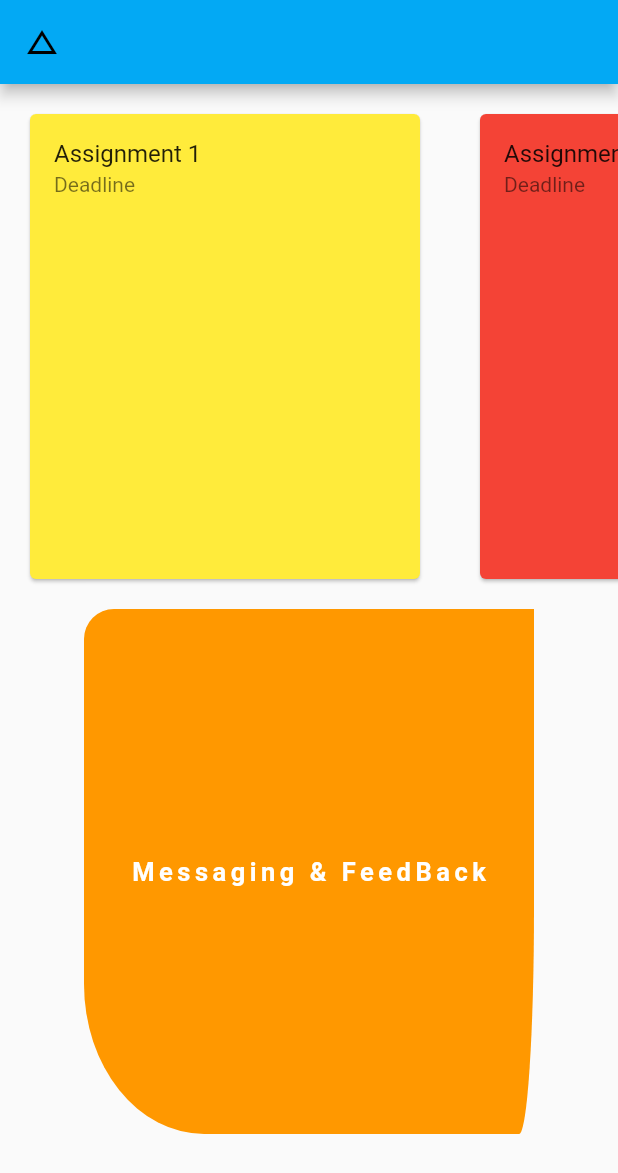
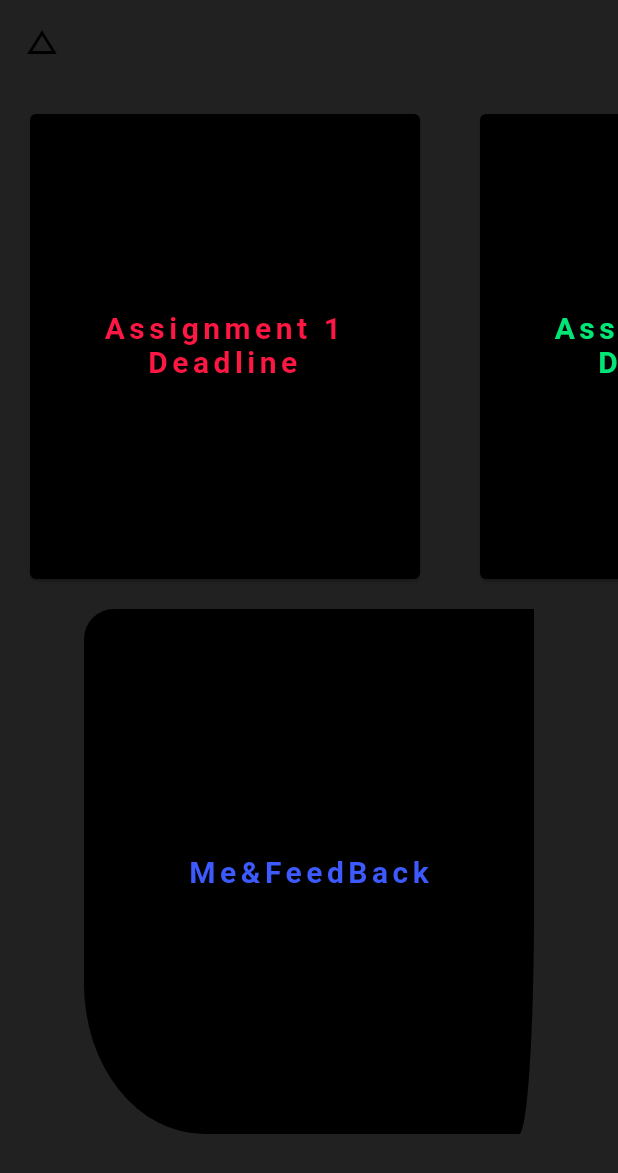
Before and after one commit to amit-420/android, a Flutter app: the OneSubject screen opened directly with empty values, on a phone screen of 412 x 824 dp. Shown: the top 1173 px of the screen. Run offline on Flutter 3.47's test engine with Material 2 defaults, Android fonts, the phone set to English and light mode, and no system bars; our stand-ins replace cloud_firestore, firebase_auth, flutter_spinkit, sqflite; accounts and stored records are empty.

Commit message:
UI beautification: UI pages syncronised with one colour shades.

```diff
--- a/messaging/lib/main.dart
+++ b/messaging/lib/main.dart
@@ -23,7 +23,7 @@ class MyApp extends StatelessWidget {
         // Notice that the counter didn't reset back to zero; the application
         // is not restarted.
         primarySwatch: Colors.red,
-        accentColor: Color(0xFFFEF9EB),
+        accentColor: Colors.blue,
 
       ),
       initialRoute: '/',
--- a/messaging/lib/screens/perti_subj.dart
+++ b/messaging/lib/screens/perti_subj.dart
@@ -4,13 +4,8 @@ import 'package:flutter/material.dart';
 
 class OneSubject extends StatefulWidget {
 
-//  final String title;
-//  OneSubject(this.title);
   @override
   _OneSubjectState createState() => _OneSubjectState();
-}
-void _print(){
-  debugPrint('Back pressed');
 }
 
 class _OneSubjectState extends State<OneSubject> {
@@ -25,9 +20,16 @@ class _OneSubjectState extends State<OneSubject> {
         leading: IconButton(
           onPressed: (){Navigator.pop(context);},
           icon: Icon(Icons.change_history,),),
-        title: Text(data['title'], style: TextStyle(letterSpacing: 2),),
+        centerTitle: true,
+        backgroundColor: Colors.black87,
+        elevation: 0,
+        title: Text(data['title'], style: TextStyle(fontSize: 20,letterSpacing: 4,color: Colors.white10,fontWeight: FontWeight.bold),textAlign: TextAlign.center,strutStyle: StrutStyle(height: 5),),
       ),
-      body: Column(
+      body: Container(
+        decoration: BoxDecoration(
+          color: Colors.black87,
+        ),
+        child: Column(
           children: <Widget>[
             Container(
               height: 350,
@@ -39,36 +41,42 @@ class _OneSubjectState extends State<OneSubject> {
                         height: 100,
                         width: 300,
                         child: Card(
+                          child: Center(
                             child: ListTile(
-                          title: Text('Assignment 1'),
-                          subtitle: Text('Deadline'),
+                              title: Text('Assignment 1',style: TextStyle(fontSize: 20,letterSpacing: 3,color: Colors.redAccent[400],fontWeight: FontWeight.bold),textAlign: TextAlign.center,),
+                              subtitle: Text('Deadline',style: TextStyle(fontSize: 20,letterSpacing: 3,color: Colors.redAccent[400],fontWeight: FontWeight.bold),textAlign: TextAlign.center,),
+                            ),
                           ),
                           margin: EdgeInsets.all(20),
-                        color: Colors.yellow,
+                          color: Colors.black,
                         ),
                       ),
                       Container(
                         height: 100,
                         width: 300,
                         child: Card(
+                          child: Center(
                             child: ListTile(
-                          title: Text('Assignment 2'),
-                          subtitle: Text('Deadline'),
+                              title: Text('Assignment 2',style: TextStyle(fontSize: 20,letterSpacing: 3,color: Colors.greenAccent[400],fontWeight: FontWeight.bold),textAlign: TextAlign.center,),
+                              subtitle: Text('Deadline',style: TextStyle(fontSize: 20,letterSpacing: 3,color: Colors.greenAccent[400],fontWeight: FontWeight.bold),textAlign: TextAlign.center,),
+                            ),
                           ),
                           margin: EdgeInsets.all(20),
-                        color: Colors.red,
+                          color: Colors.black,
                         ),
                       ),
                       Container(
                         height: 100,
                         width: 300,
                         child: Card(
+                          child: Center(
                             child: ListTile(
-                          title: Text('Assignment 3',style: TextStyle(fontSize: 20),),
-                          subtitle: Text('Deadline'),
+                              title: Text('Assignment 3',style: TextStyle(fontSize: 20,letterSpacing: 3,color: Colors.yellowAccent[400],fontWeight: FontWeight.bold),textAlign: TextAlign.center,),
+                              subtitle: Text('Deadline',style: TextStyle(fontSize: 20,letterSpacing: 3,color: Colors.yellowAccent[400],fontWeight: FontWeight.bold),textAlign: TextAlign.center,),
+                            ),
                           ),
                           margin: EdgeInsets.all(20),
-                        color: Colors.green,
+                          color: Colors.black,
                         ),
                       ),
                 ],
@@ -83,19 +91,20 @@ class _OneSubjectState extends State<OneSubject> {
                 height: 350,
                 width: 300,
                 decoration: BoxDecoration(
-                color: Colors.orange,
+                  color: Colors.black,
                   borderRadius: BorderRadius.only(topLeft: Radius.circular(20),bottomLeft: Radius.elliptical(80, 100),bottomRight: Radius.elliptical(10, 150))
                 ),
                 child: Row(
                   mainAxisAlignment: MainAxisAlignment.spaceEvenly,
                   children: <Widget>[
-                  Text('Messaging & FeedBack',style: TextStyle(letterSpacing: 3,fontSize: 17,fontWeight:FontWeight.bold,color: Colors.white),textAlign: TextAlign.center,)
+                    Text('Me&FeedBack',style: TextStyle(fontSize: 20,letterSpacing: 3,color: Colors.indigoAccent[400],fontWeight: FontWeight.bold),textAlign: TextAlign.center,)
                   ],
                 ),
               ),
             )
           ],
         ),
+      ),
       );
 
   }
--- a/note_keeper/lib/screens/note_detail.dart
+++ b/note_keeper/lib/screens/note_detail.dart
@@ -200,7 +200,7 @@ void _delete() async{
     if(result != 0){
       _showAlertDialog('Status', 'Note deleted successfully');
     } else  {
-      _showAlertDialog('Status', 'Error Ocurred while Deleting note');
+      _showAlertDialog('Status', 'Error occurred while Deleting note');
     }
   }
 // Save data to database
```
Also changed, not shown: messaging/lib/screens/messege_ui.dart (+8 -5 lines), messaging/lib/screens/subjects_grid.dart (+7 -3 lines). Lines whose indentation alone changed are shown as unchanged.
